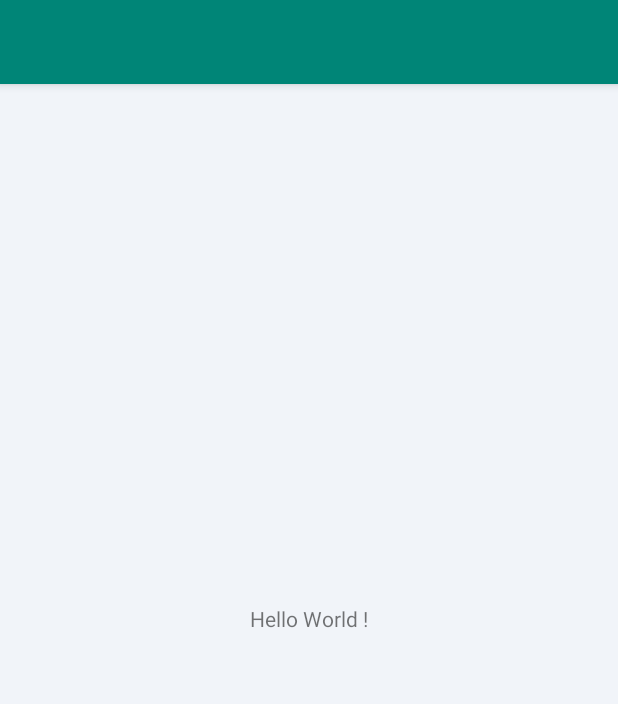
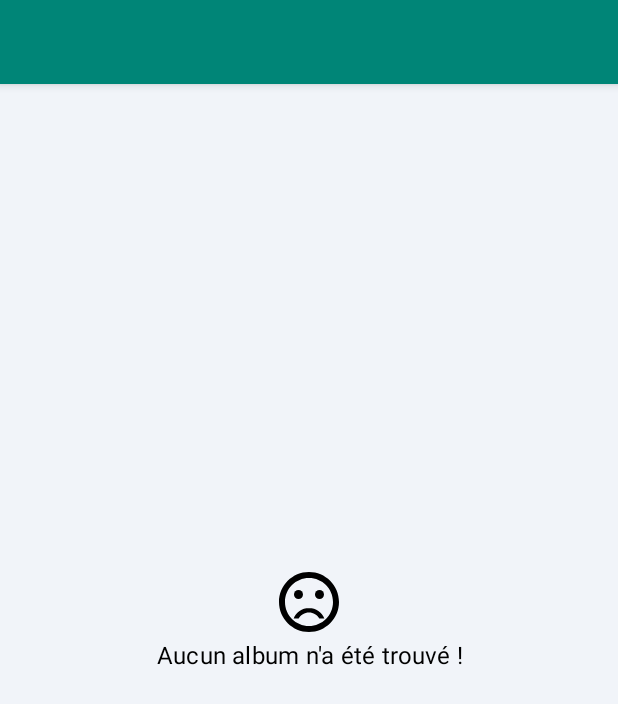
Before and after one commit to FadhelLaribi/Albums, an Android app: the layout activity_main.xml on its own in the app's theme, with its tools: preview values and no code run, on a phone screen of 412 x 824 dp. Shown: the top 704 px of the screen. Run offline under Robolectric (Android 15) with nearby library versions, the phone set to English and light mode, and no system bars.

Commit message:
Add recycler view

```diff
--- /dev/null
+++ b/app/src/main/res/drawable/ic_empty.xml
@@ -0,0 +1,16 @@
+<?xml version="1.0" encoding="utf-8"?>
+<vector xmlns:android="http://schemas.android.com/apk/res/android"
+    android:width="48dp"
+    android:height="48dp"
+    android:viewportWidth="24.0"
+    android:viewportHeight="24.0">
+    <path
+        android:fillColor="?colorOnSurface"
+        android:pathData="M15.5,9.5m-1.5,0a1.5,1.5 0,1 1,3 0a1.5,1.5 0,1 1,-3 0"/>
+    <path
+        android:fillColor="?colorOnSurface"
+        android:pathData="M8.5,9.5m-1.5,0a1.5,1.5 0,1 1,3 0a1.5,1.5 0,1 1,-3 0"/>
+    <path
+        android:fillColor="?colorOnSurface"
+        android:pathData="M11.99,2C6.47,2 2,6.48 2,12s4.47,10 9.99,10C17.52,22 22,17.52 22,12S17.52,2 11.99,2zM12,20c-4.42,0 -8,-3.58 -8,-8s3.58,-8 8,-8 8,3.58 8,8 -3.58,8 -8,8zM12,14c-2.33,0 -4.32,1.45 -5.12,3.5h1.67c0.69,-1.19 1.97,-2 3.45,-2s2.75,0.81 3.45,2h1.67c-0.8,-2.05 -2.79,-3.5 -5.12,-3.5z"/>
+</vector>
--- a/app/src/main/res/layout/activity_main.xml
+++ b/app/src/main/res/layout/activity_main.xml
@@ -13,10 +13,25 @@
         app:layout_constraintStart_toStartOf="parent"
         app:layout_constraintTop_toTopOf="parent" />
 
+    <androidx.recyclerview.widget.RecyclerView
+        android:id="@+id/recycler_view"
+        android:layout_width="0dp"
+        android:layout_height="wrap_content"
+        android:layout_marginTop="12dp"
+        android:visibility="gone"
+        app:layoutManager="androidx.recyclerview.widget.LinearLayoutManager"
+        app:layout_constraintEnd_toEndOf="parent"
+        app:layout_constraintStart_toStartOf="parent"
+        app:layout_constraintTop_toBottomOf="@id/toolbar" />
+
     <com.google.android.material.textview.MaterialTextView
-        android:layout_width="wrap_content"
+        android:id="@+id/empty_view"
+        android:layout_width="0dp"
         android:layout_height="wrap_content"
-        android:text="Hello World !"
+        android:gravity="center"
+        android:text="@string/no_albums"
+        android:textAppearance="?textAppearanceSubtitle1"
+        app:drawableTopCompat="@drawable/ic_empty"
         app:layout_constraintBottom_toBottomOf="parent"
         app:layout_constraintEnd_toEndOf="parent"
         app:layout_constraintStart_toStartOf="parent"
--- a/app/src/main/res/values/strings.xml
+++ b/app/src/main/res/values/strings.xml
@@ -1,3 +1,6 @@
 <resources>
     <string name="app_name">Albums</string>
+    <string name="album_image_content_description">Image de l\'album</string>
+    <string name="no_albums">Aucun album n\'a été trouvé !</string>
+    <string name="generic_error">Une erreur est survenue. Veuillez vérifier votre connexion internet ou réessayer plus tard !</string>
 </resources>
```
Also changed, not shown: app/src/main/java/fr/lbc/albums/ui/AlbumsAdapter.kt (added, +79 -0 lines), app/src/main/java/fr/lbc/albums/ui/AlbumsViewModel.kt (+14 -4 lines), app/src/main/java/fr/lbc/albums/ui/MainActivity.kt (+13 -1 lines), app/src/main/java/fr/lbc/albums/utils/Event.kt (added, +30 -0 lines), app/src/main/java/fr/lbc/albums/utils/EventObserver.kt (added, +15 -0 lines), app/src/main/java/fr/lbc/albums/utils/ImageViewExtensions.kt (added, +14 -0 lines), app/src/main/res/layout/album_item.xml (added, +41 -0 lines).
